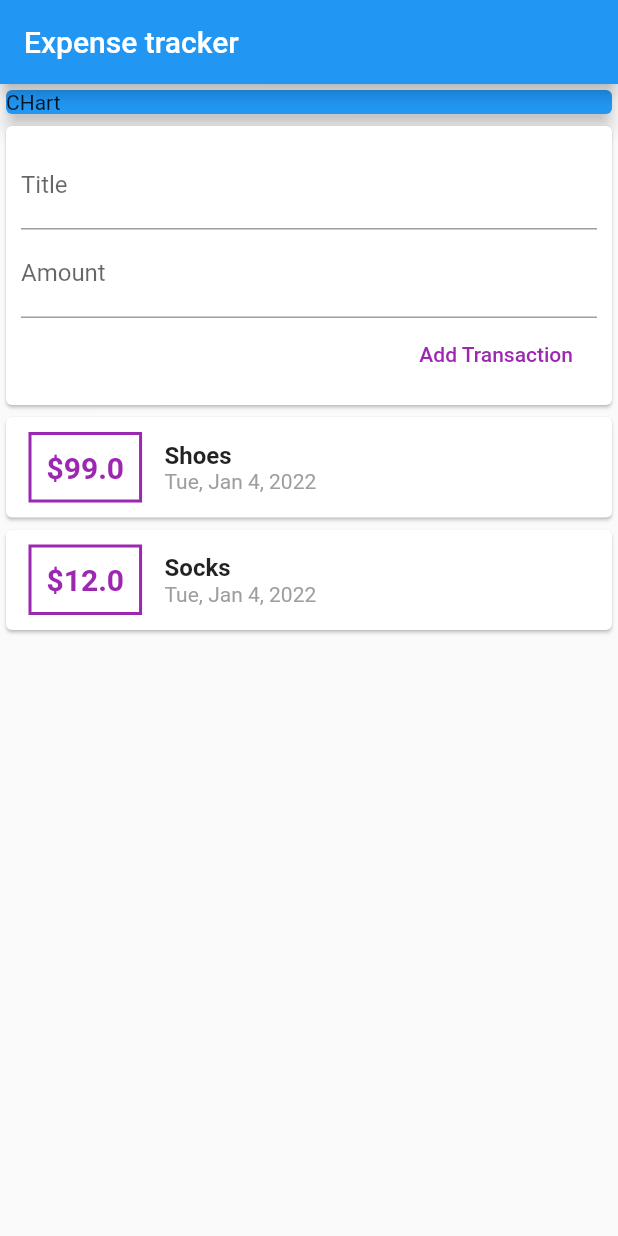
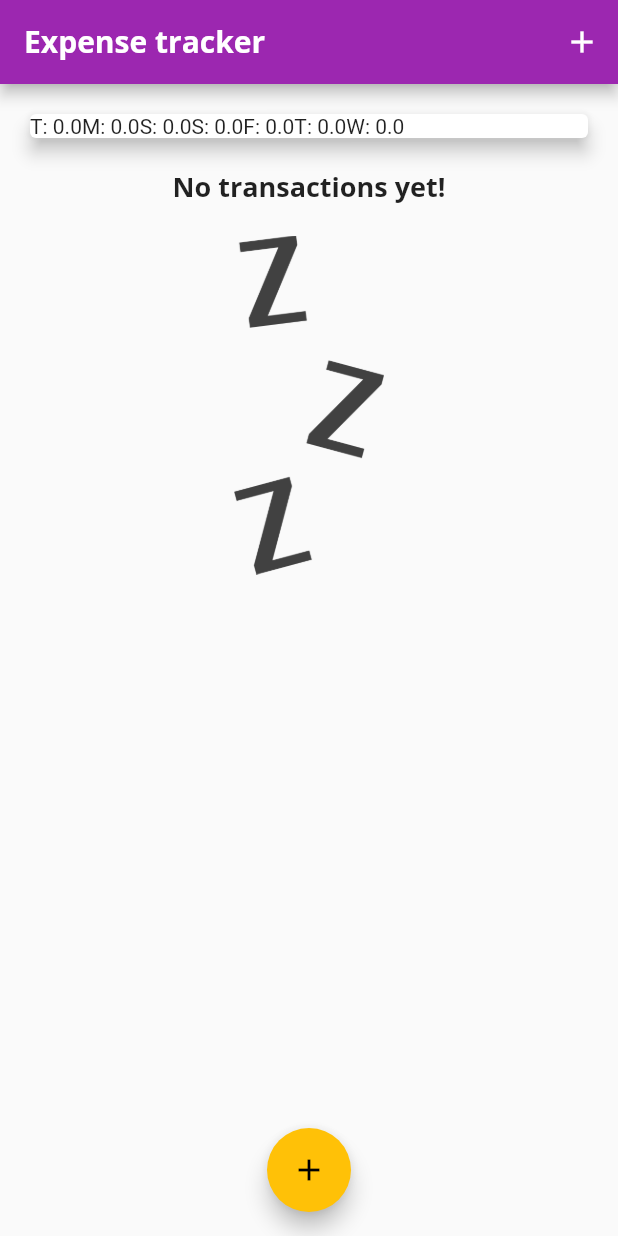
Before and after one commit to RajeshNaddy/Flutter-Demo-s, a Flutter app: the screen it shows after launch, on a phone screen of 412 x 824 dp. Run offline on Flutter 3.47's test engine with Material 2 defaults, Android fonts, the phone set to English and light mode, and no system bars.

Commit message:
Font and image added

```diff
--- a/expense_tracker/lib/main.dart
+++ b/expense_tracker/lib/main.dart
@@ -1,3 +1,6 @@
+import 'package:flutter/cupertino.dart';
+import 'package:flutter/painting.dart';
+
 import './widgets/new_transactions.dart';
 
 import './widgets/transaction_list.dart';
@@ -5,41 +8,102 @@ import 'package:flutter/widgets.dart';
 
 import 'models/transaction.dart';
 import 'package:flutter/material.dart';
+import './widgets/chart.dart';
 
 void main() {
   runApp(MaterialApp(
+    theme: ThemeData(
+      textTheme: ThemeData.light().textTheme.copyWith(
+          headline6: TextStyle(
+              fontFamily: 'OpenSans',
+              fontWeight: FontWeight.bold,
+              fontSize: 18)),
+      primarySwatch: Colors.purple,
+      accentColor: Colors.amber,
+      fontFamily: 'Quicksand',
+    ),
     home: MyApp(),
   ));
 }
 
-class MyApp extends StatelessWidget {
+class MyApp extends StatefulWidget {
   // late String titleInput;
   // late String amountInput;
-  final titleController = TextEditingController();
-  final amountController = TextEditingController();
+  @override
+  State<MyApp> createState() => _MyAppState();
+}
+
+class _MyAppState extends State<MyApp> {
+  List<Transaction> userTransactions = [
+    // Transaction(id: 'id1', name: "Shoes", amount: 99.0, date: DateTime.now()),
+    // Transaction(id: 'id2', name: "Socks", amount: 12.0, date: DateTime.now())
+  ];
+
+  void _addNewTransactions(String name, double amount) {
+    final Transaction newTxn = Transaction(
+        id: DateTime.now().toString(),
+        name: name,
+        amount: amount,
+        date: DateTime.now());
+    //userTransactions.add(newTxn);
+
+    setState(() {
+      userTransactions.add(newTxn);
+    });
+  }
 
   @override
   Widget build(BuildContext context) {
     return Scaffold(
+      floatingActionButton: FloatingActionButton(
+        onPressed: () {
+          startAddNewTransactions(context);
+        },
+        child: Icon(Icons.add),
+      ),
+      floatingActionButtonLocation: FloatingActionButtonLocation.centerFloat,
       appBar: AppBar(
-        title: const Text('Expense tracker'),
+        actions: [
+          IconButton(
+              onPressed: () {
+                startAddNewTransactions(context);
+              },
+              icon: Icon(Icons.add))
+        ],
+        title: const Text(
+          'Expense tracker',
+          style: TextStyle(
+              fontFamily: 'OpenSans',
+              fontWeight: FontWeight.bold,
+              fontSize: 20),
+        ),
       ),
-      body: Center(
+      body: SingleChildScrollView(
         child: Column(
           children: [
-            Card(
-              color: Colors.blue,
-              child: Container(
-                child: Text('CHart'),
-                width: double.infinity,
-              ),
-              elevation: 5,
-            ),
-            NewTransactions(),
-            TransactionList()
+            Chart(_recentTransactions),
+            TransactionList(userTransactions)
           ],
         ),
       ),
     );
   }
+
+  List<Transaction> get _recentTransactions {
+    return userTransactions.where((element) {
+      return element.date.isAfter(DateTime.now().subtract(Duration(days: 7)));
+    }).toList();
+  }
+
+  void startAddNewTransactions(BuildContext ctx) {
+    showModalBottomSheet(
+        context: ctx,
+        builder: (bctx) {
+          return GestureDetector(
+            child: NewTransactions(_addNewTransactions),
+            onTap: () {},
+            behavior: HitTestBehavior.opaque,
+          );
+        });
+  }
 }
--- a/expense_tracker/lib/models/transaction.dart
+++ b/expense_tracker/lib/models/transaction.dart
@@ -1,3 +1,5 @@
+import 'package:flutter/material.dart';
+
 class Transaction {
   final String id;
   String name;
@@ -5,8 +7,8 @@ class Transaction {
   DateTime date;
 
   Transaction(
-      {required this.id,
-      required this.name,
-      required this.amount,
-      required this.date});
+      {@required this.id,
+      @required this.name,
+      @required this.amount,
+      @required this.date});
 }
--- /dev/null
+++ b/expense_tracker/lib/widgets/chart.dart
@@ -0,0 +1,43 @@
+import 'package:expense_tracker/models/transaction.dart';
+import 'package:flutter/material.dart';
+import 'package:intl/intl.dart';
+
+class Chart extends StatelessWidget {
+  final List<Transaction> recentTransactions;
+
+  Chart(this.recentTransactions);
+
+  List<Map<String, Object>> get groupedTransactionsValues {
+    return List.generate(7, (index) {
+      final weekDay = DateTime.now().subtract(Duration(days: index));
+      var sum = 0.0;
+      for (int i = 0; i < recentTransactions.length; i++) {
+        if (recentTransactions[i].date.day == weekDay.day &&
+            recentTransactions[i].date.month == weekDay.month &&
+            recentTransactions[i].date.year == weekDay.year) {
+          sum += recentTransactions[i].amount;
+        }
+      }
+      print(DateFormat.E().format(weekDay));
+      print(sum);
+      return {
+        'day': DateFormat.E().format(weekDay).substring(0, 1),
+        'amount': sum
+      };
+    });
+  }
+
+  @override
+  Widget build(BuildContext context) {
+    print(groupedTransactionsValues);
+    return Card(
+      elevation: 5,
+      margin: EdgeInsets.all(20),
+      child: Row(
+        children: groupedTransactionsValues.map((data) {
+          return Text('${data['day']}: ${data['amount']}');
+        }).toList(),
+      ),
+    );
+  }
+}
--- a/expense_tracker/lib/widgets/transaction_list.dart
+++ b/expense_tracker/lib/widgets/transaction_list.dart
@@ -2,54 +2,103 @@ import '../models/transaction.dart';
 import 'package:flutter/material.dart';
 import 'package:intl/intl.dart';
 
-class TransactionList extends StatefulWidget {
-  const TransactionList({Key? key}) : super(key: key);
+class TransactionList extends StatelessWidget {
+  List<Transaction> transactions;
 
-  @override
-  _TransactionListState createState() => _TransactionListState();
-}
-
-class _TransactionListState extends State<TransactionList> {
-  final List<Transaction> _userTransactions = [
-    Transaction(id: 'id1', name: "Shoes", amount: 99.0, date: DateTime.now()),
-    Transaction(id: 'id2', name: "Socks", amount: 12.0, date: DateTime.now())
-  ];
+  TransactionList(this.transactions);
 
   @override
   Widget build(BuildContext context) {
-    return Column(
-      children: _userTransactions
-          .map((e) => Card(
+    return Container(
+      height: 400,
+      child: transactions.isEmpty
+          ? Column(
+              children: [
+                Text(
+                  'No transactions yet!',
+                  style: Theme.of(context).textTheme.headline6,
+                ),
+                SizedBox(
+                  height: 20,
+                ),
+                Container(
+                    width: 100,
+                    child: Image.asset("assets/images/waiting.png",
+                        fit: BoxFit.cover))
+              ],
+            )
+          : ListView.builder(
+              itemBuilder: (ctx, index) {
+                return Card(
                     child: Row(
                   children: [
                     Container(
-                    child: Text('\$${e.amount}',
+                      child: Text(
+                          '\$${transactions[index].amount.toStringAsFixed(2)}',
                           style: TextStyle(
                               fontWeight: FontWeight.bold,
                               fontSize: 20,
-                            color: Colors.purple)),
-                    margin: EdgeInsets.symmetric(vertical: 10, horizontal: 15),
+                              color: Theme.of(context).primaryColor)),
+                      margin:
+                          EdgeInsets.symmetric(vertical: 10, horizontal: 15),
                       decoration: BoxDecoration(
-                        border: Border.all(color: Colors.purple, width: 2)),
+                          border: Border.all(
+                              color: Theme.of(context).primaryColor, width: 2)),
                       padding: EdgeInsets.all(10),
                     ),
                     Column(
                       crossAxisAlignment: CrossAxisAlignment.start,
                       children: [
                         Text(
-                        e.name,
+                          transactions[index].name,
                           style: TextStyle(
                               fontSize: 16, fontWeight: FontWeight.bold),
                         ),
                         Text(
-                        DateFormat.yMMMEd().format(e.date),
+                          DateFormat.yMMMEd().format(transactions[index].date),
                           style: TextStyle(color: Colors.grey),
                         )
                       ],
                     )
                   ],
-              )))
-          .toList(),
+                ));
+              },
+              itemCount: transactions.length,
+            ),
     );
+    // child: Column(
+    //   children: transactions
+    //       .map((e) => Card(
+    //               child: Row(
+    //             children: [
+    //               Container(
+    //                 child: Text('\$${e.amount}',
+    //                     style: TextStyle(
+    //                         fontWeight: FontWeight.bold,
+    //                         fontSize: 20,
+    //                         color: Colors.purple)),
+    //                 margin: EdgeInsets.symmetric(vertical: 10, horizontal: 15),
+    //                 decoration: BoxDecoration(
+    //                     border: Border.all(color: Colors.purple, width: 2)),
+    //                 padding: EdgeInsets.all(10),
+    //               ),
+    //               Column(
+    //                 crossAxisAlignment: CrossAxisAlignment.start,
+    //                 children: [
+    //                   Text(
+    //                     e.name,
+    //                     style: TextStyle(
+    //                         fontSize: 16, fontWeight: FontWeight.bold),
+    //                   ),
+    //                   Text(
+    //                     DateFormat.yMMMEd().format(e.date),
+    //                     style: TextStyle(color: Colors.grey),
+    //                   )
+    //                 ],
+    //               )
+    //             ],
+    //           )))
+    //       .toList(),
+    // ),
   }
 }
--- a/expense_tracker/lib/widgets/user_transactions.dart
+++ /dev/null
@@ -1,34 +0,0 @@
-import 'package:flutter/material.dart';
-import './new_transactions.dart';
-import './transaction_list.dart';
-import '../models/transaction.dart';
-
-import 'package:flutter/material.dart';
-
-class UserTransaction extends StatefulWidget {
-  @override
-  _UserTransactionState createState() => _UserTransactionState();
-}
-
-class _UserTransactionState extends State<UserTransaction> {
-  List<Transaction> userTransactions = [
-    Transaction(id: 'id1', name: "Shoes", amount: 99.0, date: DateTime.now()),
-    Transaction(id: 'id2', name: "Socks", amount: 12.0, date: DateTime.now())
-  ];
-
-  @override
-  Widget build(BuildContext context) {
-    return Column(
-      children: [NewTransactions(), TransactionList(userTransactions)],
-    );
-  }
-
-  void addNewTransactions(String name, double amount) {
-    final Transaction newTxn = Transaction(
-        id: DateTime.now().toString(),
-        name: name,
-        amount: amount,
-        date: DateTime.now());
-    userTransactions.add(newTxn);
-  }
-}
```
Also changed, not shown: expense_tracker/lib/widgets/new_transactions.dart (+30 -2 lines), expense_tracker/pubspec.yaml (+16 -15 lines), expense_tracker/assets/fonts/OpenSans-Bold.ttf (added), expense_tracker/assets/fonts/OpenSans-Regular.ttf (added), expense_tracker/assets/fonts/Quicksand-Bold.ttf (added), expense_tracker/assets/fonts/Quicksand-Light.ttf (added), expense_tracker/assets/fonts/Quicksand-Medium.ttf (added), expense_tracker/assets/fonts/Quicksand-Regular.ttf (added), expense_tracker/assets/images/waiting.png (added), 2 other files. Lines whose indentation alone changed are shown as unchanged.
